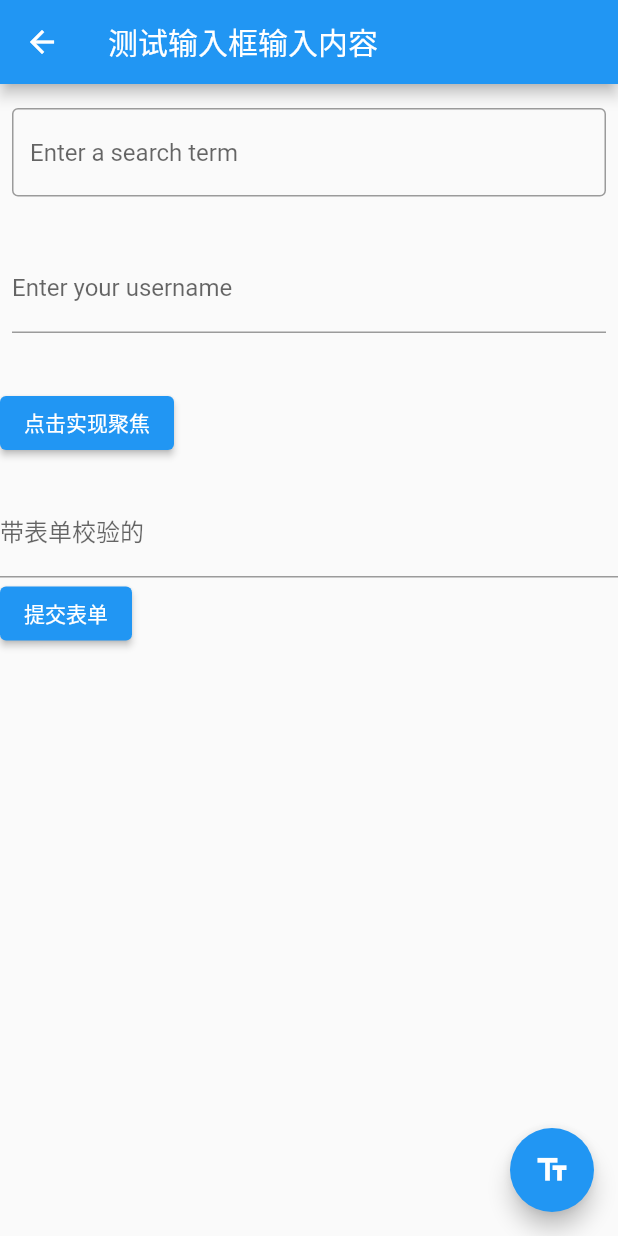
After one commit to JieHaoCai/Flutter-study, a Flutter app: the MyInputPage screen opened by its route, on a phone screen of 412 x 824 dp. The commit adds this screen. Run offline on Flutter 3.47's test engine with Material 2 defaults, Android fonts, the phone set to English and light mode, and no system bars; our stand-ins replace dio, fluttertoast, get; network calls fail.

Commit message:
增加store

```diff
--- a/lib/main.dart
+++ b/lib/main.dart
@@ -2,13 +2,19 @@ import 'package:flutter/material.dart';
 import 'package:get/get.dart';
 //引入路由
 import './router/index.dart';
+import 'store/user.dart';
+import './store/index.dart';
 
 void main() {
-  runApp(const MyApp());
+  Store(); // 初始化Store实例
+  runApp(MyApp());
 }
 
 class MyApp extends StatelessWidget {
-  const MyApp({super.key});
+  MyApp({super.key});
+
+  //页面初始化时先放入控制器,先初始化store的值
+  // final UserController user = Get.put(UserController());
 
   @override
   Widget build(BuildContext context) {
@@ -23,7 +29,7 @@ class MyApp extends StatelessWidget {
       // 以后统一使用这种方式去管理路由
       getPages: AppPage.routes,
       // onGenerateInitialRoutes: router(context),
-      // home: TestGetDialog(),
+      // home: TestGetDialog(), //这个的优先级比getPage的优先级高
     );
   }
 }
--- /dev/null
+++ b/lib/page/inputdemo.dart
@@ -0,0 +1,154 @@
+import 'package:flutter/material.dart';
+
+//测试输入框
+
+class MyInputPage extends StatefulWidget {
+  @override
+  State<MyInputPage> createState() => _MyInputPageState();
+}
+
+class _MyInputPageState extends State<MyInputPage> {
+  final myController = TextEditingController();
+  //实现聚焦
+  late FocusNode myFocusNode;
+  //给form表单一个key值
+  final _formKey = GlobalKey<FormState>();
+
+  //在不需要使用的时候移除掉
+  @override
+  void dispose() {
+    myController.dispose();
+
+    myFocusNode.dispose();
+    super.dispose();
+  }
+
+  //在初始的时候进行监听
+  @override
+  void initState() {
+    myController.addListener(_printLatestValue);
+    super.initState();
+    //聚焦
+    myFocusNode = FocusNode();
+  }
+
+  void _printLatestValue() {
+    print('Second text field: ${myController.text}');
+  }
+
+  @override
+  Widget build(BuildContext context) {
+    return Scaffold(
+      appBar: AppBar(title: Text("测试输入框输入内容")),
+      body: MyCustomForm(
+          myController: myController,
+          myFocusNode: myFocusNode,
+          formKey: _formKey),
+      floatingActionButton: FloatingActionButton(
+        // When the user presses the button, show an alert dialog containing
+        // the text that the user has entered into the text field.
+        onPressed: () {
+          showDialog(
+            context: context,
+            builder: (context) {
+              return AlertDialog(
+                // Retrieve the text that the user has entered by using the
+                // TextEditingController.
+                content: Text(myController.text),
+              );
+            },
+          );
+        },
+        tooltip: '点击展示当前输入框的值!',
+        child: const Icon(Icons.text_fields),
+      ),
+    );
+  }
+}
+
+class MyCustomForm extends StatelessWidget {
+  final TextEditingController myController;
+  final FocusNode myFocusNode;
+  final GlobalKey<FormState> formKey;
+  const MyCustomForm(
+      {Key? key,
+      required this.myController,
+      required this.myFocusNode,
+      required this.formKey})
+      : super(key: key);
+  @override
+  Widget build(BuildContext context) {
+    return Column(
+      crossAxisAlignment: CrossAxisAlignment.start,
+      children: <Widget>[
+        Padding(
+          padding: const EdgeInsets.symmetric(horizontal: 8, vertical: 16),
+          child: TextField(
+            // autofocus: true, //一旦文本框可见，就将其聚焦
+            focusNode: myFocusNode,
+            //输入框内容变动
+            onChanged: (text) {
+              print('First text field: $text');
+            },
+            controller: myController,
+            decoration: const InputDecoration(
+              border: OutlineInputBorder(),
+              hintText: 'Enter a search term',
+            ),
+          ),
+        ),
+        Padding(
+          padding: const EdgeInsets.symmetric(horizontal: 8, vertical: 16),
+          child: TextFormField(
+            decoration: const InputDecoration(
+              border: UnderlineInputBorder(),
+              labelText: 'Enter your username',
+            ),
+          ),
+        ),
+        Padding(
+          padding: EdgeInsets.fromLTRB(0, 20, 0, 20),
+          child: ElevatedButton(
+              onPressed: () {
+                myFocusNode.requestFocus();
+              },
+              child: Text("点击实现聚焦")),
+        ),
+        Form(
+          key: formKey,
+          child: Column(
+            children: <Widget>[
+              // Add TextFormFields and ElevatedButton here.
+              TextFormField(
+                // The validator receives the text that the user has entered.
+                validator: (value) {
+                  if (value == null || value.isEmpty) {
+                    return '请输入数值';
+                  }
+                  return null;
+                },
+                decoration: const InputDecoration(
+                  border: UnderlineInputBorder(),
+                  labelText: '带表单校验的',
+                ),
+              ),
+            ],
+          ),
+        ),
+        ElevatedButton(
+          onPressed: () {
+            // Validate returns true if the form is valid, or false otherwise.
+            if (formKey.currentState!.validate()) {
+              // If the form is valid, display a snackbar. In the real world,
+              // you'd often call a server or save the information in a database.
+              ScaffoldMessenger.of(context).showSnackBar(
+                const SnackBar(content: Text('Processing Data')),
+              );
+            }
+          },
+          child: const Text('提交表单'),
+        ),
+      ],
+    );
+  }
+}
--- a/lib/page/tabs.dart
+++ b/lib/page/tabs.dart
@@ -34,7 +34,7 @@ class _MyTabsState extends State<MyTabs> with SingleTickerProviderStateMixin {
 
   int _currentIndex = 0;
   // 引入其他页面
-  final List<Map<String, dynamic>> _pages = const [
+  final List<Map<String, dynamic>> _pages = [
     {"title": '首页', "component": HomePage(), "icon": Icons.home},
     {"title": '分类', "component": CatrgroyPage(), "icon": Icons.category},
     {"title": '消息', "component": MessagePage(), "icon": Icons.message},
@@ -150,7 +150,7 @@ class _MyTabsState extends State<MyTabs> with SingleTickerProviderStateMixin {
           )),
       //配置浮动按钮布局
       floatingActionButtonLocation: FloatingActionButtonLocation.centerDocked,
-      // 底部导航栏
+      // 底部导航栏(重要)
       bottomNavigationBar: BottomNavigationBar(
         //如果底部有4个或者以上的需要配置这个参数
         type: BottomNavigationBarType.fixed,
--- a/lib/page/tabs/home.dart
+++ b/lib/page/tabs/home.dart
@@ -59,6 +59,16 @@ class _HomePageState extends State<HomePage> {
                 Get.toNamed("/mygetx");
               },
               child: const Text("getx的响应式状态管理")),
+          ElevatedButton(
+              onPressed: () {
+                Get.toNamed("/myinput");
+              },
+              child: const Text("测试输入框相关业务")),
+          ElevatedButton(
+              onPressed: () {
+                Get.toNamed("/mywebview");
+              },
+              child: const Text("测试webview相关业务")),
         ],
       ),
     );
--- a/lib/router/index.dart
+++ b/lib/router/index.dart
@@ -1,4 +1,5 @@
 import 'package:get/get.dart';
+//导入页面
 import '../page/tabs.dart';
 import '../page/search.dart';
 import '../page/tabs/categroy.dart';
@@ -10,8 +11,10 @@ import '../page/pageviewbuilder.dart';
 import '../page/pageFulldemo.dart';
 import '../page/anmationListDemo.dart';
 import '../page/getxstatedemo.dart';
+import '../page/inputdemo.dart';
+import '../page/webviewdemo.dart';
 //引入中间件
-import "../middleware/shopMiddleware.dart";
+import 'middleware/shopMiddleware.dart';
 
 class AppPage {
   static final routes = [
@@ -70,7 +73,17 @@ class AppPage {
         name: "/mygetx",
         page: () => MyGetXState(),
         transition: Transition.leftToRight //设置单个页面跳转的方式
-        )
+        ),
+    GetPage(
+        name: "/myinput",
+        page: () => MyInputPage(),
+        transition: Transition.rightToLeft //设置单个页面跳转的方式
+        ),
+    // GetPage(
+    //     name: "/mywebview",
+    //     page: () => const MyWebviewPage(),
+    //     transition: Transition.rightToLeft //设置单个页面跳转的方式
+    //     ),
   ];
 }
 
--- /dev/null
+++ b/lib/store/user.dart
@@ -0,0 +1,10 @@
+import 'package:get/get.dart';
+
+class UserController extends GetxController {
+  //这里定义变量
+  RxInt count = 0.obs;
+  //这里定义函数
+  void increment() {
+    count.value++;
+  }
+}
--- a/pubspec.yaml
+++ b/pubspec.yaml
@@ -36,7 +36,8 @@ dependencies:
   cupertino_icons: ^1.0.2
   fluttertoast: ^8.2.2
   get:
-
+  dio: ^5.3.3
+  # webview_flutter: ^4.4.1
 
 dev_dependencies:
   flutter_test:
```
Also changed, not shown: lib/api/CustomInterceptors.dart (added, +23 -0 lines), lib/api/baseApi.dart (added, +63 -0 lines), lib/api/userApi.dart (added, +16 -0 lines), lib/page/tabs/categroy.dart (+16 -2 lines), lib/page/tabs/user.dart (+18 -3 lines), lib/page/webviewdemo.dart (added, +63 -0 lines), lib/store/index.dart (added, +18 -0 lines), lib/router/middleware/shopMiddleware.dart (renamed from lib/middleware/shopMiddleware.dart), pubspec.lock, 2 other files.
